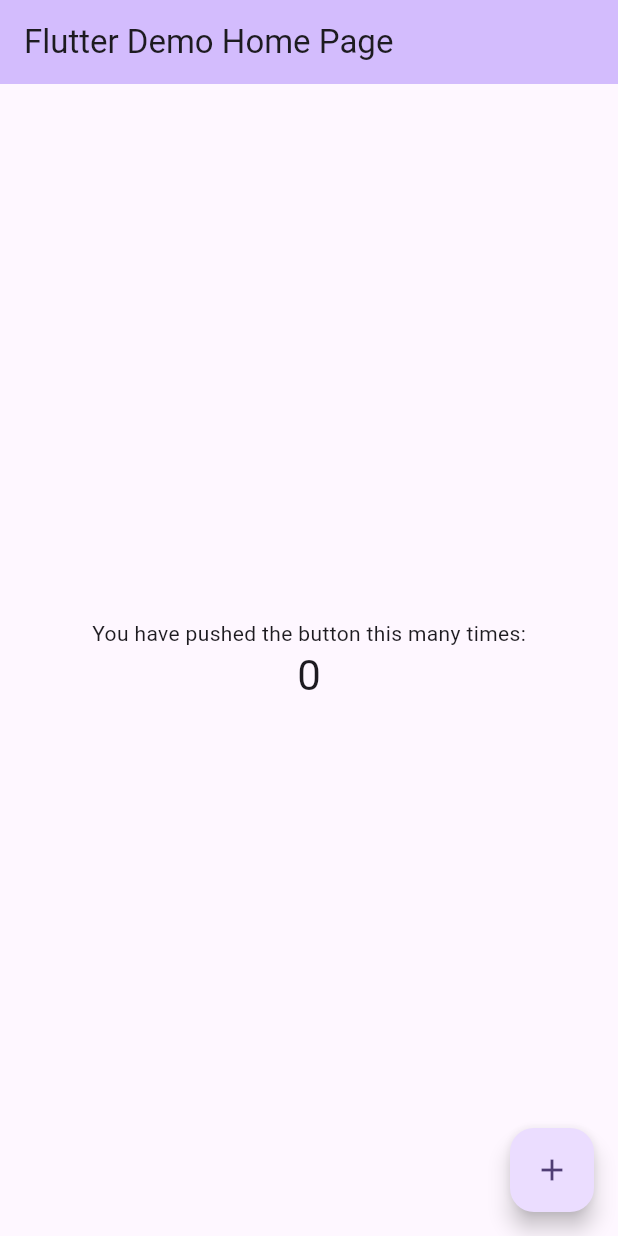
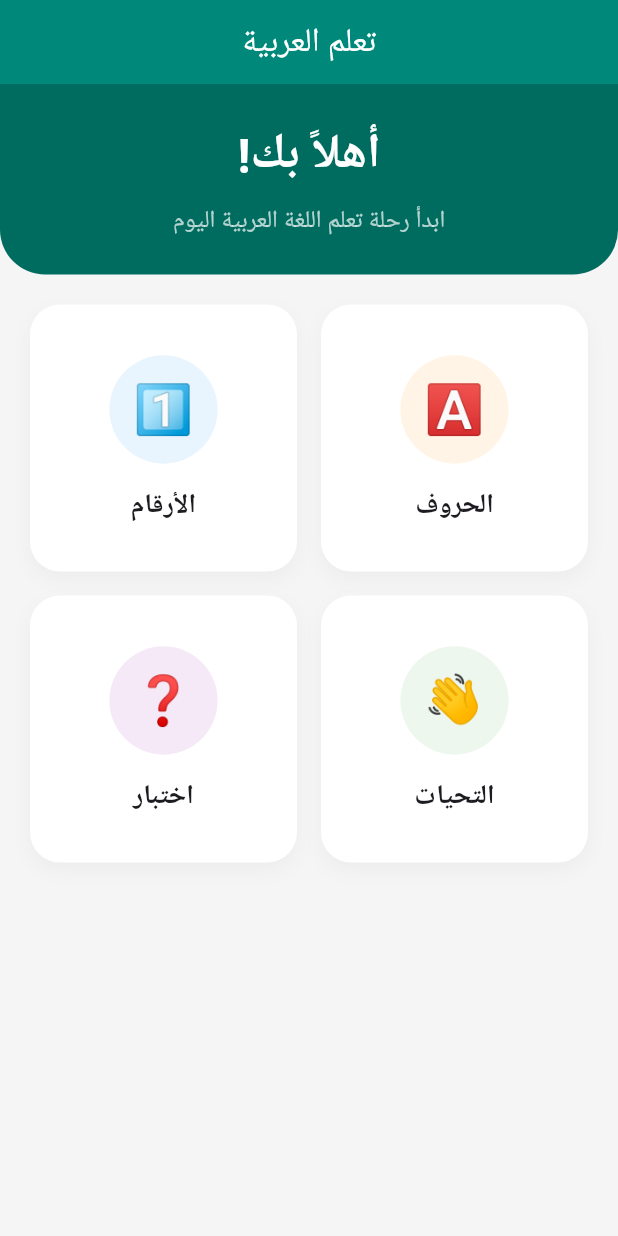
Before and after one commit to could-ai/019ae337-2181-7852-a8a2-f157748a87c9, a Flutter app: the screen it shows after launch, on a phone screen of 412 x 824 dp. Run offline on Flutter 3.47's test engine with Material 3 defaults, Android fonts, the phone set to English and light mode, and no system bars; our stand-ins replace google_fonts; Roboto replaces fonts that are missing (Cairo).

```diff
--- /dev/null
+++ b/usr/lib/data/app_data.dart
@@ -0,0 +1,40 @@
+import '../models/content_model.dart';
+
+class AppData {
+  static const List<LearningItem> alphabet = [
+    LearningItem(arabicText: 'أ', englishTranslation: 'Alif', pronunciation: 'aa'),
+    LearningItem(arabicText: 'ب', englishTranslation: 'Baa', pronunciation: 'ba'),
+    LearningItem(arabicText: 'ت', englishTranslation: 'Taa', pronunciation: 'ta'),
+    LearningItem(arabicText: 'ث', englishTranslation: 'Thaa', pronunciation: 'tha'),
+    LearningItem(arabicText: 'ج', englishTranslation: 'Jeem', pronunciation: 'ja'),
+    LearningItem(arabicText: 'ح', englishTranslation: 'Haa', pronunciation: 'ha'),
+    LearningItem(arabicText: 'خ', englishTranslation: 'Khaa', pronunciation: 'kha'),
+    LearningItem(arabicText: 'د', englishTranslation: 'Daal', pronunciation: 'da'),
+    LearningItem(arabicText: 'ذ', englishTranslation: 'Thaal', pronunciation: 'tha'),
+    LearningItem(arabicText: 'ر', englishTranslation: 'Raa', pronunciation: 'ra'),
+    LearningItem(arabicText: 'ز', englishTranslation: 'Zaay', pronunciation: 'za'),
+    LearningItem(arabicText: 'س', englishTranslation: 'Seen', pronunciation: 'sa'),
+    LearningItem(arabicText: 'ش', englishTranslation: 'Sheen', pronunciation: 'sha'),
+  ];
+
+  static const List<LearningItem> numbers = [
+    LearningItem(arabicText: '١', englishTranslation: 'One', pronunciation: 'Wahid'),
+    LearningItem(arabicText: '٢', englishTranslation: 'Two', pronunciation: 'Ethnan'),
+    LearningItem(arabicText: '٣', englishTranslation: 'Three', pronunciation: 'Thalatha'),
+    LearningItem(arabicText: '٤', englishTranslation: 'Four', pronunciation: 'Arba\'a'),
+    LearningItem(arabicText: '٥', englishTranslation: 'Five', pronunciation: 'Khamsa'),
+    LearningItem(arabicText: '٦', englishTranslation: 'Six', pronunciation: 'Sitta'),
+    LearningItem(arabicText: '٧', englishTranslation: 'Seven', pronunciation: 'Sab\'a'),
+    LearningItem(arabicText: '٨', englishTranslation: 'Eight', pronunciation: 'Thamaniya'),
+    LearningItem(arabicText: '٩', englishTranslation: 'Nine', pronunciation: 'Tis\'a'),
+    LearningItem(arabicText: '١٠', englishTranslation: 'Ten', pronunciation: 'Ashara'),
+  ];
+
+  static const List<LearningItem> greetings = [
+    LearningItem(arabicText: 'مرحباً', englishTranslation: 'Hello', pronunciation: 'Marhaban'),
+    LearningItem(arabicText: 'السلام عليكم', englishTranslation: 'Peace be upon you', pronunciation: 'As-salamu alaykum'),
+    LearningItem(arabicText: 'كيف حالك؟', englishTranslation: 'How are you?', pronunciation: 'Kayfa haluka?'),
+    LearningItem(arabicText: 'شكراً', englishTranslation: 'Thank you', pronunciation: 'Shukran'),
+    LearningItem(arabicText: 'مع السلامة', englishTranslation: 'Goodbye', pronunciation: 'Ma\'a as-salama'),
+  ];
+}
--- a/usr/lib/main.dart
+++ b/usr/lib/main.dart
@@ -1,123 +1,52 @@
 import 'package:flutter/material.dart';
+import 'package:flutter_localizations/flutter_localizations.dart';
+import 'package:google_fonts/google_fonts.dart';
+import 'screens/home_screen.dart';
 
 void main() {
-  runApp(const MyApp());
+  runApp(const ArabicLearningApp());
 }
 
-class MyApp extends StatelessWidget {
-  const MyApp({super.key});
+class ArabicLearningApp extends StatelessWidget {
+  const ArabicLearningApp({super.key});
 
-  // This widget is the root of your application.
   @override
   Widget build(BuildContext context) {
     return MaterialApp(
-      title: 'Flutter Demo',
+      title: 'تعلم العربية',
       debugShowCheckedModeBanner: false,
+      // Localization setup for RTL (Right-to-Left) support
+      localizationsDelegates: const [
+        GlobalMaterialLocalizations.delegate,
+        GlobalWidgetsLocalizations.delegate,
+        GlobalCupertinoLocalizations.delegate,
+      ],
+      supportedLocales: const [
+        Locale('ar', 'AE'), // Arabic
+      ],
+      locale: const Locale('ar', 'AE'),
+
       theme: ThemeData(
-        // This is the theme of your application.
-        //
-        // TRY THIS: Try running your application with "flutter run". You'll see
-        // the application has a purple toolbar. Then, without quitting the app,
-        // try changing the seedColor in the colorScheme below to Colors.green
-        // and then invoke "hot reload" (save your changes or press the "hot
-        // reload" button in a Flutter-supported IDE, or press "r" if you used
-        // the command line to start the app).
-        //
-        // Notice that the counter didn't reset back to zero; the application
-        // state is not lost during the reload. To reset the state, use hot
-        // restart instead.
-        //
-        // This works for code too, not just values: Most code changes can be
-        // tested with just a hot reload.
-        colorScheme: ColorScheme.fromSeed(seedColor: Colors.deepPurple),
+        colorScheme: ColorScheme.fromSeed(
+          seedColor: const Color(0xFF00897B), // Teal/Green color often associated with Arabic themes
+          secondary: const Color(0xFFD4AF37), // Gold accent
+        ),
+        useMaterial3: true,
+        // Using a font that supports Arabic well
+        textTheme: GoogleFonts.cairoTextTheme(
+          Theme.of(context).textTheme,
+        ),
+        appBarTheme: const AppBarTheme(
+          centerTitle: true,
+          backgroundColor: Color(0xFF00897B),
+          foregroundColor: Colors.white,
+        ),
+        scaffoldBackgroundColor: const Color(0xFFF5F5F5),
       ),
       initialRoute: '/',
       routes: {
-        '/': (context) => const MyHomePage(title: 'Flutter Demo Home Page'),
+        '/': (context) => const HomeScreen(),
       },
     );
   }
 }
-
-class MyHomePage extends StatefulWidget {
-  const MyHomePage({super.key, required this.title});
-
-  // This widget is the home page of your application. It is stateful, meaning
-  // that it has a State object (defined below) that contains fields that affect
-  // how it looks.
-
-  // This class is the configuration for the state. It holds the values (in this
-  // case the title) provided by the parent (in this case the App widget) and
-  // used by the build method of the State. Fields in a Widget subclass are
-  // always marked "final".
-
-  final String title;
-
-  @override
-  State<MyHomePage> createState() => _MyHomePageState();
-}
-
-class _MyHomePageState extends State<MyHomePage> {
-  int _counter = 0;
-
-  void _incrementCounter() {
-    setState(() {
-      // This call to setState tells the Flutter framework that something has
-      // changed in this State, which causes it to rerun the build method below
-      // so that the display can reflect the updated values. If we changed
-      // _counter without calling setState(), then the build method would not be
-      // called again, and so nothing would appear to happen.
-      _counter++;
-    });
-  }
-
-  @override
-  Widget build(BuildContext context) {
-    // This method is rerun every time setState is called, for instance as done
-    // by the _incrementCounter method above.
-    //
-    // The Flutter framework has been optimized to make rerunning build methods
-    // fast, so that you can just rebuild anything that needs updating rather
-    // than having to individually change instances of widgets.
-    return Scaffold(
-      appBar: AppBar(
-        // TRY THIS: Try changing the color here to a specific color (to
-        // Colors.amber, perhaps?) and trigger a hot reload to see the AppBar
-        // change color while the other colors stay the same.
-        backgroundColor: Theme.of(context).colorScheme.inversePrimary,
-        // Here we take the value from the MyHomePage object that was created by
-        // the App.build method, and use it to set our appbar title.
-        title: Text(widget.title),
-      ),
-      body: Center(
-        // Center is a layout widget. It takes a single child and positions it
-        // in the middle of the parent.
-        child: Column(
-          // Column is also a layout widget. It takes a list of children and
-          // arranges them vertically. By default, it sizes itself to fit its
-          // children horizontally, and tries to be as tall as its parent.
-          //
-          // Column has various properties to control how it sizes itself and
-          // how it positions its children. Here we use mainAxisAlignment to
-          // center the children vertically; the main axis here is the vertical
-          // axis because Columns are vertical (the cross axis would be
-          // horizontal).
-          //
-          // TRY THIS: Invoke "debug painting" (choose the "Toggle Debug Paint"
-          // action in the IDE, or press "p" in the console), to see the
-          // wireframe for each widget.
-          mainAxisAlignment: MainAxisAlignment.center,
-          children: <Widget>[
-            const Text('You have pushed the button this many times:'),
-            Text('$_counter', style: Theme.of(context).textTheme.headlineMedium),
-          ],
-        ),
-      ),
-      floatingActionButton: FloatingActionButton(
-        onPressed: _incrementCounter,
-        tooltip: 'Increment',
-        child: const Icon(Icons.add),
-      ), // This trailing comma makes auto-formatting nicer for build methods.
-    );
-  }
-}
--- /dev/null
+++ b/usr/lib/models/content_model.dart
@@ -0,0 +1,27 @@
+class LearningItem {
+  final String arabicText;
+  final String englishTranslation;
+  final String pronunciation; // Transliteration
+  final String? example;
+
+  const LearningItem({
+    required this.arabicText,
+    required this.englishTranslation,
+    required this.pronunciation,
+    this.example,
+  });
+}
+
+class Category {
+  final String title;
+  final String iconEmoji;
+  final String route;
+  final List<LearningItem> items;
+
+  const Category({
+    required this.title,
+    required this.iconEmoji,
+    required this.route,
+    required this.items,
+  });
+}
--- /dev/null
+++ b/usr/lib/screens/home_screen.dart
@@ -0,0 +1,170 @@
+import 'package:flutter/material.dart';
+import '../data/app_data.dart';
+import 'learning_list_screen.dart';
+import 'quiz_screen.dart';
+
+class HomeScreen extends StatelessWidget {
+  const HomeScreen({super.key});
+
+  @override
+  Widget build(BuildContext context) {
+    return Scaffold(
+      appBar: AppBar(
+        title: const Text('تعلم العربية'),
+        centerTitle: true,
+        elevation: 0,
+      ),
+      body: Column(
+        children: [
+          Container(
+            width: double.infinity,
+            padding: const EdgeInsets.all(24),
+            decoration: BoxDecoration(
+              color: Theme.of(context).primaryColor,
+              borderRadius: const BorderRadius.only(
+                bottomLeft: Radius.circular(30),
+                bottomRight: Radius.circular(30),
+              ),
+            ),
+            child: const Column(
+              children: [
+                Text(
+                  'أهلاً بك!',
+                  style: TextStyle(
+                    fontSize: 32,
+                    fontWeight: FontWeight.bold,
+                    color: Colors.white,
+                  ),
+                ),
+                SizedBox(height: 8),
+                Text(
+                  'ابدأ رحلة تعلم اللغة العربية اليوم',
+                  style: TextStyle(
+                    fontSize: 16,
+                    color: Colors.white70,
+                  ),
+                ),
+              ],
+            ),
+          ),
+          Expanded(
+            child: GridView.count(
+              padding: const EdgeInsets.all(20),
+              crossAxisCount: 2,
+              mainAxisSpacing: 16,
+              crossAxisSpacing: 16,
+              children: [
+                _buildCategoryCard(
+                  context,
+                  'الحروف',
+                  '🅰️',
+                  Colors.orange,
+                  () => Navigator.push(
+                    context,
+                    MaterialPageRoute(
+                      builder: (_) => const LearningListScreen(
+                        title: 'الحروف العربية',
+                        items: AppData.alphabet,
+                      ),
+                    ),
+                  ),
+                ),
+                _buildCategoryCard(
+                  context,
+                  'الأرقام',
+                  '1️⃣',
+                  Colors.blue,
+                  () => Navigator.push(
+                    context,
+                    MaterialPageRoute(
+                      builder: (_) => const LearningListScreen(
+                        title: 'الأرقام العربية',
+                        items: AppData.numbers,
+                      ),
+                    ),
+                  ),
+                ),
+                _buildCategoryCard(
+                  context,
+                  'التحيات',
+                  '👋',
+                  Colors.green,
+                  () => Navigator.push(
+                    context,
+                    MaterialPageRoute(
+                      builder: (_) => const LearningListScreen(
+                        title: 'التحيات والعبارات',
+                        items: AppData.greetings,
+                      ),
+                    ),
+                  ),
+                ),
+                _buildCategoryCard(
+                  context,
+                  'اختبار',
+                  '❓',
+                  Colors.purple,
+                  () => Navigator.push(
+                    context,
+                    MaterialPageRoute(
+                      builder: (_) => const QuizScreen(),
+                    ),
+                  ),
+                ),
+              ],
+            ),
+          ),
+        ],
+      ),
+    );
+  }
+
+  Widget _buildCategoryCard(
+    BuildContext context,
+    String title,
+    String emoji,
+    Color color,
+    VoidCallback onTap,
+  ) {
+    return GestureDetector(
+      onTap: onTap,
+      child: Container(
+        decoration: BoxDecoration(
+          color: Colors.white,
+          borderRadius: BorderRadius.circular(20),
+          boxShadow: [
+            BoxShadow(
+              color: Colors.grey.withOpacity(0.1),
+              blurRadius: 10,
+              offset: const Offset(0, 5),
+            ),
+          ],
+        ),
+        child: Column(
+          mainAxisAlignment: MainAxisAlignment.center,
+          children: [
+            Container(
+              padding: const EdgeInsets.all(16),
+              decoration: BoxDecoration(
+                color: color.withOpacity(0.1),
+                shape: BoxShape.circle,
+              ),
+              child: Text(
+                emoji,
+                style: const TextStyle(fontSize: 32),
+              ),
+            ),
+            const SizedBox(height: 12),
+            Text(
+              title,
+              style: const TextStyle(
+                fontSize: 18,
+                fontWeight: FontWeight.bold,
+              ),
+            ),
+          ],
+        ),
+      ),
+    );
+  }
+}
```
Also changed, not shown: usr/lib/screens/learning_list_screen.dart (added, +86 -0 lines), usr/lib/screens/quiz_screen.dart (added, +149 -0 lines).
